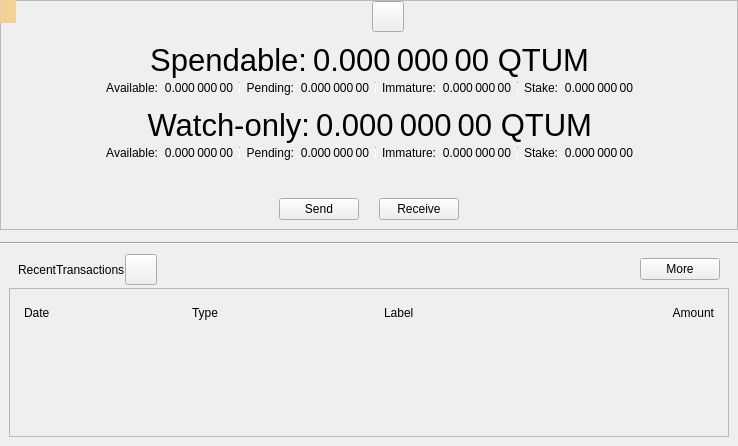
Old version of the form src/qt/forms/overviewpage.ui in the repository SIProjects/SICash.Network.
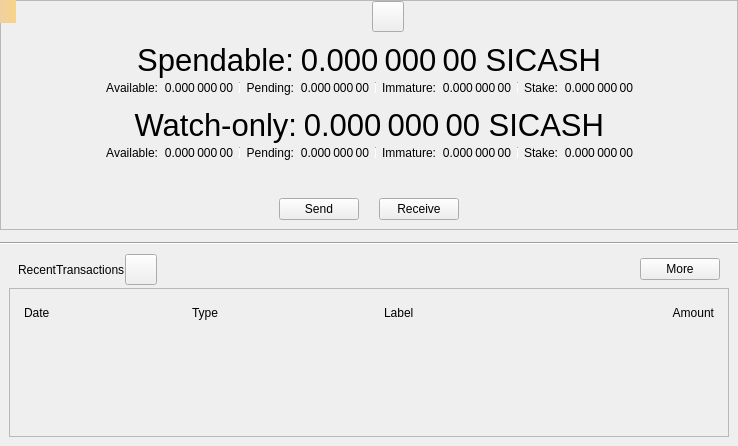
New version of the form. Icons and pictures are not drawn. Custom widgets are drawn as their Qt base class.

Commit message: Rename from QTUM -> SICASH

What changed in the file:
```diff
--- a/src/qt/forms/overviewpage.ui
+++ b/src/qt/forms/overviewpage.ui
@@ -203,7 +203,7 @@
                <string>Your current total balance</string>
               </property>
               <property name="text">
-               <string notr="true">0.000 000 00 QTUM</string>
+               <string notr="true">0.000 000 00 SICASH</string>
               </property>
               <property name="alignment">
                <set>Qt::AlignRight|Qt::AlignTrailing|Qt::AlignVCenter</set>
@@ -564,7 +564,7 @@
                <string>Current total balance in watch-only addresses</string>
               </property>
               <property name="text">
-               <string notr="true">0.000 000 00 QTUM</string>
+               <string notr="true">0.000 000 00 SICASH</string>
               </property>
               <property name="alignment">
                <set>Qt::AlignRight|Qt::AlignTrailing|Qt::AlignVCenter</set>
```
The commit also changes 114 other files.
